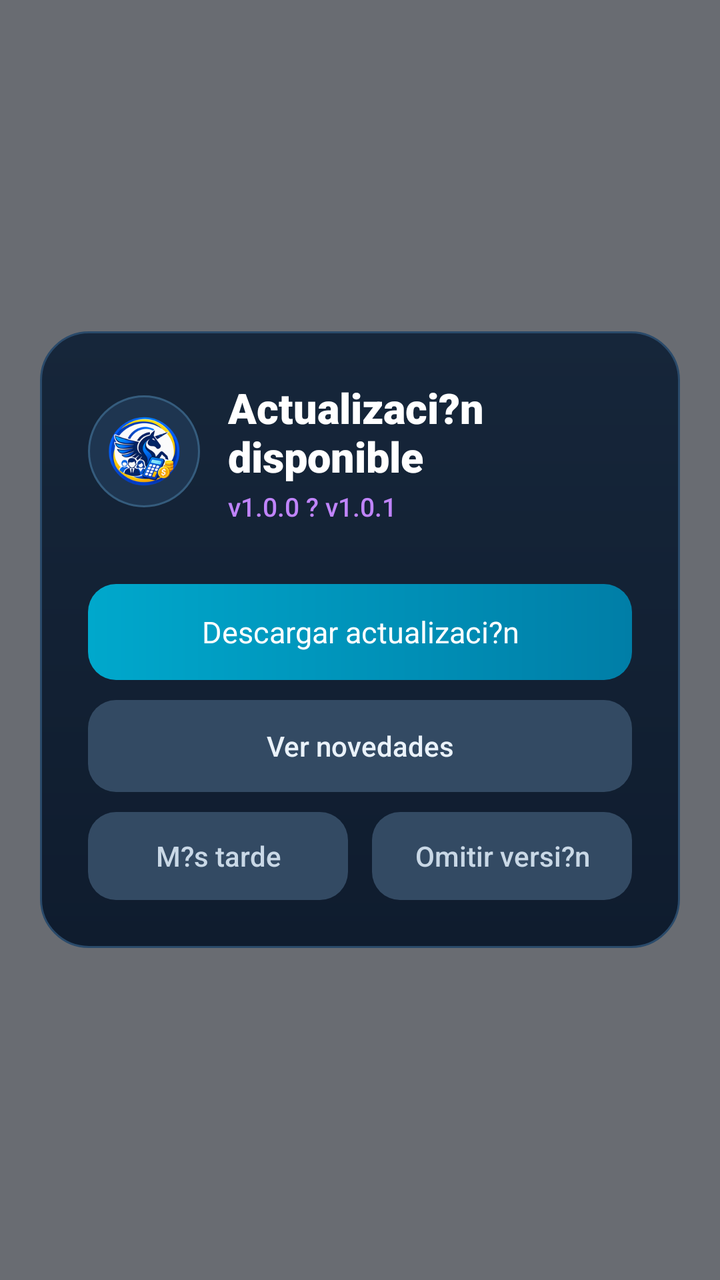
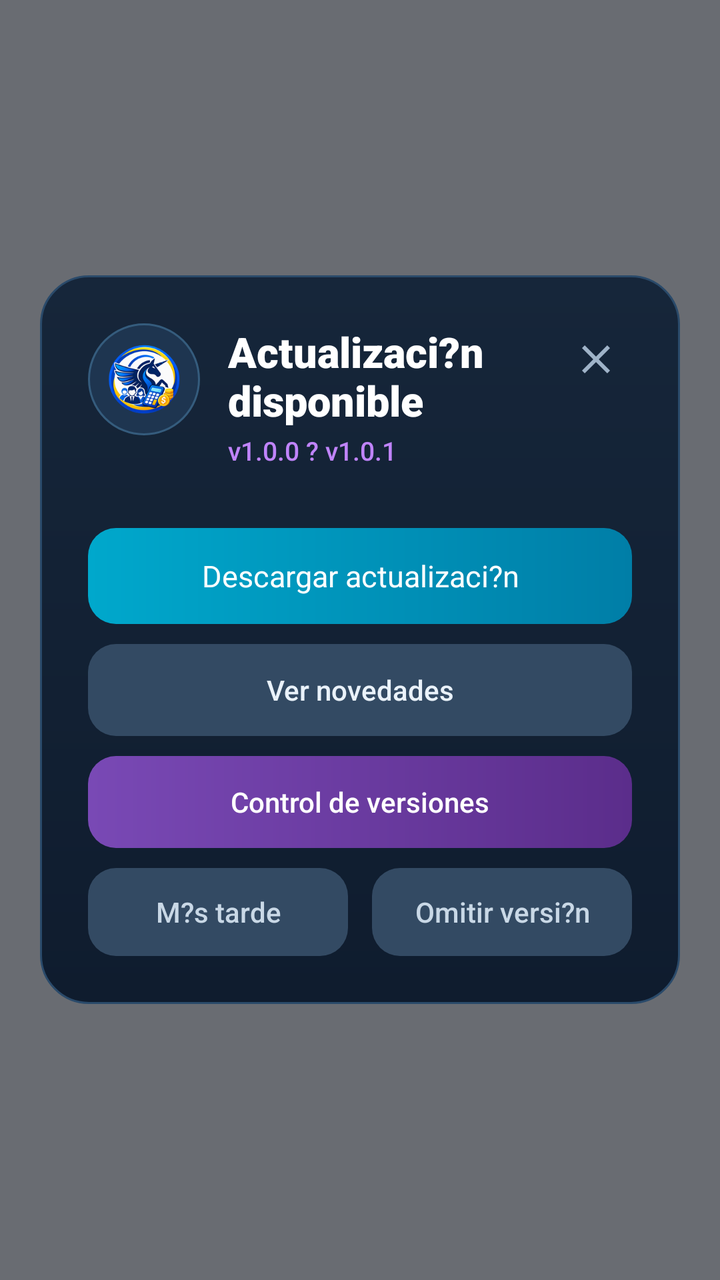

Before-and-after screenshots of an Android layout around one commit, followed by the original layout XML and the change that was made.
<!-- AndroidManifest.xml: application theme Theme.UnicornioSoftware -->
<!-- res/layout/dialog_app_update.xml -->
<?xml version="1.0" encoding="utf-8"?>
<FrameLayout xmlns:android="http://schemas.android.com/apk/res/android"
    android:layout_width="match_parent"
    android:layout_height="match_parent"
    android:background="#99050B14"
    android:padding="20dp">

    <LinearLayout
        android:layout_width="match_parent"
        android:layout_height="wrap_content"
        android:layout_gravity="center"
        android:background="@drawable/bg_offline_card"
        android:orientation="vertical"
        android:padding="24dp">

        <LinearLayout
            android:layout_width="match_parent"
            android:layout_height="wrap_content"
            android:gravity="center_vertical"
            android:orientation="horizontal">

            <FrameLayout
                android:layout_width="56dp"
                android:layout_height="56dp"
                android:background="@drawable/bg_offline_icon"
                android:padding="10dp">

                <ImageView
                    android:layout_width="match_parent"
                    android:layout_height="match_parent"
                    android:contentDescription="@string/app_name"
                    android:scaleType="fitCenter"
                    android:src="@mipmap/ic_launcher_round" />
            </FrameLayout>

            <LinearLayout
                android:layout_width="0dp"
                android:layout_height="wrap_content"
                android:layout_marginStart="14dp"
                android:layout_weight="1"
                android:orientation="vertical">

                <TextView
                    android:id="@+id/updateTitle"
                    android:layout_width="wrap_content"
                    android:layout_height="wrap_content"
                    android:fontFamily="sans-serif-black"
                    android:text="Actualizaci?n disponible"
                    android:textColor="#FFFFFF"
                    android:textSize="21sp" />

                <TextView
                    android:id="@+id/updateVersions"
                    android:layout_width="wrap_content"
                    android:layout_height="wrap_content"
                    android:layout_marginTop="2dp"
                    android:fontFamily="sans-serif-medium"
                    android:text="v1.0.0 ? v1.0.1"
                    android:textColor="#C084FC"
                    android:textSize="13sp" />
            </LinearLayout>
        </LinearLayout>

        <TextView
            android:id="@+id/updateSummary"
            android:layout_width="match_parent"
            android:layout_height="wrap_content"
            android:layout_marginTop="14dp"
            android:fontFamily="sans-serif-medium"
            android:lineSpacingExtra="3dp"
            android:textColor="#B8C7D9"
            android:textSize="14sp"
            android:visibility="gone" />

        <LinearLayout
            android:id="@+id/updateMetaRow"
            android:layout_width="match_parent"
            android:layout_height="wrap_content"
            android:layout_marginTop="12dp"
            android:orientation="horizontal">

            <TextView
                android:id="@+id/updateSize"
                android:layout_width="wrap_content"
                android:layout_height="wrap_content"
                android:background="@drawable/bg_update_chip"
                android:fontFamily="sans-serif-medium"
                android:paddingStart="10dp"
                android:paddingTop="5dp"
                android:paddingEnd="10dp"
                android:paddingBottom="5dp"
                android:textColor="#9ADCF0"
                android:textSize="12sp"
                android:visibility="gone" />

            <TextView
                android:id="@+id/updateDate"
                android:layout_width="wrap_content"
                android:layout_height="wrap_content"
                android:layout_marginStart="8dp"
                android:background="@drawable/bg_update_chip"
                android:fontFamily="sans-serif-medium"
                android:paddingStart="10dp"
                android:paddingTop="5dp"
                android:paddingEnd="10dp"
                android:paddingBottom="5dp"
                android:textColor="#9ADCF0"
                android:textSize="12sp"
                android:visibility="gone" />
        </LinearLayout>

        <TextView
            android:id="@+id/updateRequired"
            android:layout_width="match_parent"
            android:layout_height="wrap_content"
            android:layout_marginTop="10dp"
            android:fontFamily="sans-serif-medium"
            android:text="Esta actualizaci?n es necesaria para continuar."
            android:textColor="#FCA5A5"
            android:textSize="13sp"
            android:visibility="gone" />

        <ScrollView
            android:id="@+id/updateChangesScroll"
            android:layout_width="match_parent"
            android:layout_height="wrap_content"
            android:layout_marginTop="12dp"
            android:fillViewport="false"
            android:maxHeight="220dp"
            android:visibility="gone">

            <LinearLayout
                android:id="@+id/updateChangesContainer"
                android:layout_width="match_parent"
                android:layout_height="wrap_content"
                android:orientation="vertical" />
        </ScrollView>

        <TextView
            android:id="@+id/updateMinSupported"
            android:layout_width="match_parent"
            android:layout_height="wrap_content"
            android:layout_marginTop="10dp"
            android:fontFamily="sans-serif"
            android:textColor="#94A3B8"
            android:textSize="12sp"
            android:visibility="gone" />

        <TextView
            android:id="@+id/btnUpdateDownload"
            android:layout_width="match_parent"
            android:layout_height="48dp"
            android:layout_marginTop="18dp"
            android:background="@drawable/bg_offline_button"
            android:fontFamily="sans-serif-bold"
            android:gravity="center"
            android:text="Descargar actualizaci?n"
            android:textColor="#FFFFFF"
            android:textSize="15sp" />

        <TextView
            android:id="@+id/btnUpdateNotes"
            android:layout_width="match_parent"
            android:layout_height="46dp"
            android:layout_marginTop="10dp"
            android:background="@drawable/bg_offline_button_secondary"
            android:fontFamily="sans-serif-medium"
            android:gravity="center"
            android:text="Ver novedades"
            android:textColor="#EAF2FA"
            android:textSize="14sp" />

        <LinearLayout
            android:id="@+id/updateSecondaryRow"
            android:layout_width="match_parent"
            android:layout_height="wrap_content"
            android:layout_marginTop="10dp"
            android:orientation="horizontal">

            <TextView
                android:id="@+id/btnUpdateLater"
                android:layout_width="0dp"
                android:layout_height="44dp"
                android:layout_marginEnd="6dp"
                android:layout_weight="1"
                android:background="@drawable/bg_offline_button_secondary"
                android:fontFamily="sans-serif-medium"
                android:gravity="center"
                android:text="M?s tarde"
                android:textColor="#C9D8E6"
                android:textSize="14sp" />

            <TextView
                android:id="@+id/btnUpdateSkip"
                android:layout_width="0dp"
                android:layout_height="44dp"
                android:layout_marginStart="6dp"
                android:layout_weight="1"
                android:background="@drawable/bg_offline_button_secondary"
                android:fontFamily="sans-serif-medium"
                android:gravity="center"
                android:text="Omitir versi?n"
                android:textColor="#C9D8E6"
                android:textSize="14sp" />
        </LinearLayout>
    </LinearLayout>
</FrameLayout>
<!-- resources referenced by this layout -->
<resources>
  <!-- drawable bg_offline_button (drawable) -->
  <?xml version="1.0" encoding="utf-8"?>
  <ripple xmlns:android="http://schemas.android.com/apk/res/android" android:color="#66FFFFFF">
      <item>
          <shape android:shape="rectangle">
              <gradient
                  android:angle="0"
                  android:startColor="#00A8CC"
                  android:endColor="#007EA7" />
              <corners android:radius="14dp" />
          </shape>
      </item>
  </ripple>
  <!-- drawable bg_offline_button_secondary (drawable) -->
  <?xml version="1.0" encoding="utf-8"?>
  <ripple xmlns:android="http://schemas.android.com/apk/res/android" android:color="#66FFFFFF">
      <item>
          <shape android:shape="rectangle">
              <solid android:color="#334A63" />
              <corners android:radius="14dp" />
          </shape>
      </item>
  </ripple>
  <!-- drawable bg_offline_card (drawable) -->
  <?xml version="1.0" encoding="utf-8"?>
  <shape xmlns:android="http://schemas.android.com/apk/res/android" android:shape="rectangle">
      <gradient
          android:angle="270"
          android:startColor="#16263A"
          android:endColor="#0F1C2E" />
      <corners android:radius="24dp" />
      <stroke android:width="1dp" android:color="#2A4A6A" />
  </shape>
  <!-- drawable bg_offline_icon (drawable) -->
  <?xml version="1.0" encoding="utf-8"?>
  <shape xmlns:android="http://schemas.android.com/apk/res/android" android:shape="oval">
      <solid android:color="#1E3550" />
      <stroke android:width="1dp" android:color="#355C7D" />
  </shape>
  <!-- drawable bg_update_chip (drawable) -->
  <?xml version="1.0" encoding="utf-8"?>
  <shape xmlns:android="http://schemas.android.com/apk/res/android" android:shape="rectangle">
      <solid android:color="#1A3550" />
      <corners android:radius="999dp" />
      <stroke android:width="1dp" android:color="#2E5A78" />
  </shape>
  <!-- mipmap ic_launcher_round: png bitmap (mipmap-hdpi, 11719 bytes) -->
  <string name="app_name">Ecosistema Financiero de Unicornio Software</string>
  <style name="Theme.UnicornioSoftware" parent="Theme.MaterialComponents.DayNight.NoActionBar">
          <item name="android:statusBarColor">@android:color/black</item>
          <item name="android:navigationBarColor">@android:color/black</item>
          <item name="android:windowLightStatusBar" tools:targetApi="m">false</item>
      </style>
</resources>

<!-- the commit's change to res/layout/dialog_app_update.xml (unified diff, before → after) -->
@@ -16,7 +16,7 @@
         <LinearLayout
             android:layout_width="match_parent"
             android:layout_height="wrap_content"
-            android:gravity="center_vertical"
+            android:gravity="top"
             android:orientation="horizontal">
 
             <FrameLayout
@@ -38,7 +38,8 @@
                 android:layout_height="wrap_content"
                 android:layout_marginStart="14dp"
                 android:layout_weight="1"
-                android:orientation="vertical">
+                android:orientation="vertical"
+                android:paddingEnd="8dp">
 
                 <TextView
                     android:id="@+id/updateTitle"
@@ -59,6 +60,16 @@
                     android:textColor="#C084FC"
                     android:textSize="13sp" />
             </LinearLayout>
+
+            <ImageButton
+                android:id="@+id/btnUpdateClose"
+                android:layout_width="36dp"
+                android:layout_height="36dp"
+                android:background="@android:color/transparent"
+                android:contentDescription="Cerrar"
+                android:padding="6dp"
+                android:src="@drawable/ic_close"
+                android:tint="#9FB3C8" />
         </LinearLayout>
 
         <TextView
@@ -170,6 +181,18 @@
             android:textColor="#EAF2FA"
             android:textSize="14sp" />
 
+        <TextView
+            android:id="@+id/btnUpdateVersions"
+            android:layout_width="match_parent"
+            android:layout_height="46dp"
+            android:layout_marginTop="10dp"
+            android:background="@drawable/bg_update_versions_button"
+            android:fontFamily="sans-serif-medium"
+            android:gravity="center"
+            android:text="Control de versiones"
+            android:textColor="#FFFFFF"
+            android:textSize="14sp" />
+
         <LinearLayout
             android:id="@+id/updateSecondaryRow"
             android:layout_width="match_parent"
<!-- resource entries referenced after the edit -->
@@ -46,6 +46,26 @@
       <corners android:radius="999dp" />
       <stroke android:width="1dp" android:color="#2E5A78" />
   </shape>
+  <!-- drawable bg_update_versions_button (drawable) -->
+  <?xml version="1.0" encoding="utf-8"?>
+  <ripple xmlns:android="http://schemas.android.com/apk/res/android" android:color="#66FFFFFF">
+      <item>
+          <shape android:shape="rectangle">
+              <gradient
+                  android:angle="0"
+                  android:startColor="#7949B5"
+                  android:endColor="#5B2D8B" />
+              <corners android:radius="14dp" />
+          </shape>
+      </item>
+  </ripple>
+  <!-- drawable ic_close (drawable) -->
+  <vector xmlns:android="http://schemas.android.com/apk/res/android"
+      android:width="24dp" android:height="24dp" android:viewportWidth="24"
+      android:viewportHeight="24">
+      <path android:fillColor="#EAF2FA"
+          android:pathData="M19,6.41L17.59,5 12,10.59 6.41,5 5,6.41 10.59,12 5,17.59 6.41,19 12,13.41 17.59,19 19,17.59 13.41,12z"/>
+  </vector>
   <!-- mipmap ic_launcher_round: png bitmap (mipmap-hdpi, 11719 bytes) -->
   <string name="app_name">Ecosistema Financiero de Unicornio Software</string>
   <style name="Theme.UnicornioSoftware" parent="Theme.MaterialComponents.DayNight.NoActionBar">
